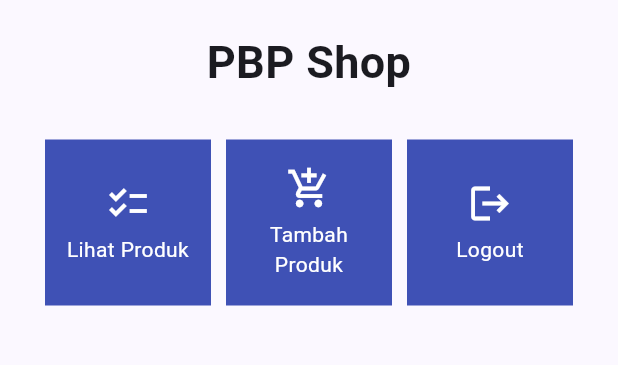
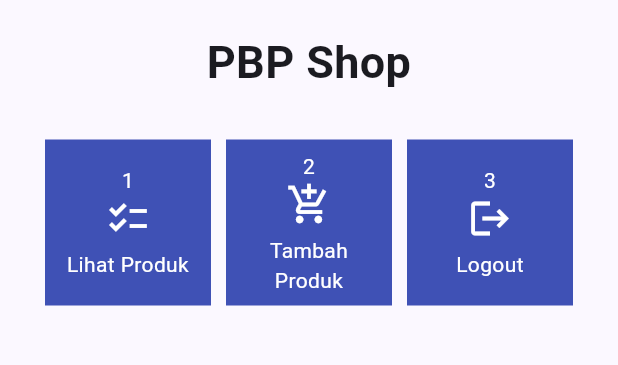
Before and after one commit to bingqiu-exe/shopping-list-mobile, a Flutter app: the MyHomePage screen opened directly, on a phone screen of 412 x 824 dp, the part 84-449 px from its top. Run offline on Flutter 3.47's test engine with Material 3 defaults, Android fonts, the phone set to English and light mode, and no system bars; missing offline and left inert: pbp_django_auth.

Commit message:
tutorial 9 selesai

```diff
--- a/lib/screens/login.dart
+++ b/lib/screens/login.dart
@@ -69,7 +69,7 @@ class _LoginPageState extends State<LoginPage> {
                                 // TODO: Ganti URL dan jangan lupa tambahkan trailing slash (/) di akhir URL!
                                 // Untuk menyambungkan Android emulator dengan Django pada localhost,
                                 // gunakan URL http://10.0.2.2/
-                                final response = await request.login("http://<APP_URL_KAMU>/auth/login/", {
+                                final response = await request.login("http://localhost:8000/auth/login/", {
                                 'username': username,
                                 'password': password,
                                 });
--- a/lib/screens/menu.dart
+++ b/lib/screens/menu.dart
@@ -7,9 +7,9 @@ class MyHomePage extends StatelessWidget {
   MyHomePage({Key? key}) : super(key: key);
 
   final List<ShopItem> items = [
-    ShopItem("Lihat Produk", Icons.checklist),
-    ShopItem("Tambah Produk", Icons.add_shopping_cart),
-    ShopItem("Logout", Icons.logout),
+    ShopItem(1, "Lihat Produk", Icons.checklist),
+    ShopItem(2, "Tambah Produk", Icons.add_shopping_cart),
+    ShopItem(3, "Logout", Icons.logout),
   ];
 
   @override
--- a/lib/screens/shoplist_form.dart
+++ b/lib/screens/shoplist_form.dart
@@ -126,7 +126,7 @@ class _ShopFormPageState extends State<ShopFormPage> {
                                 // Kirim ke Django dan tunggu respons
                                 // TODO: Ganti URL dan jangan lupa tambahkan trailing slash (/) di akhir URL!
                                 final response = await request.postJson(
-                                "http://<URL_APP_KAMU>/create-flutter/",
+                                "http://localhost:8000/create-flutter/",
                                 jsonEncode(<String, String>{
                                     'name': _name,
                                     'price': _price.toString(),
--- a/lib/widgets/shop_card.dart
+++ b/lib/widgets/shop_card.dart
@@ -8,8 +8,9 @@ import 'package:shopping_list/screens/list_product.dart';
 class ShopItem {
   final String name;
   final IconData icon;
+  final int number;
 
-  ShopItem(this.name, this.icon);
+  ShopItem(this.number, this.name, this.icon);
 }
 
 class ShopCard extends StatelessWidget {
@@ -50,7 +51,7 @@ class ShopCard extends StatelessWidget {
           else if (item.name == "Logout") {
             final response = await request.logout(
                 // TODO: Ganti URL dan jangan lupa tambahkan trailing slash (/) di akhir URL!
-                "http://<APP_URL_KAMU>/auth/logout/");
+                "http://localhost:8000/auth/logout/");
             String message = response["message"];
             if (response['status']) {
               String uname = response["username"];
@@ -68,6 +69,7 @@ class ShopCard extends StatelessWidget {
             }
           }
         },
+
         child: Container(
           // Container untuk menyimpan Icon dan Text
           padding: const EdgeInsets.all(8),
@@ -75,6 +77,11 @@ class ShopCard extends StatelessWidget {
             child: Column(
               mainAxisAlignment: MainAxisAlignment.center,
               children: [
+                Text(
+                  item.number.toString(),
+                  textAlign: TextAlign.center,
+                  style: const TextStyle(color: Colors.white),
+                ),
                 Icon(
                   item.icon,
                   color: Colors.white,
```
Also changed, not shown: pubspec.lock, 8 other files.
